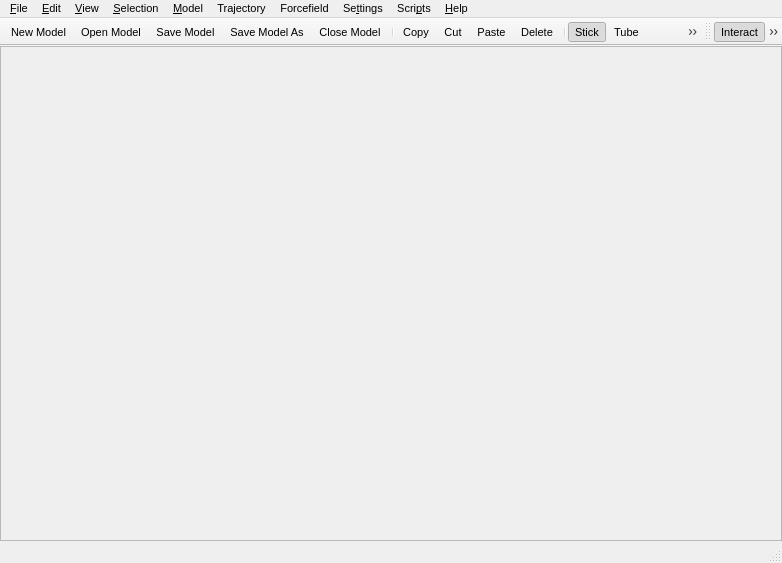
Before: the Qt Designer form src/gui/mainwindow.ui in trisyoungs/aten, drawn with Qt 5.
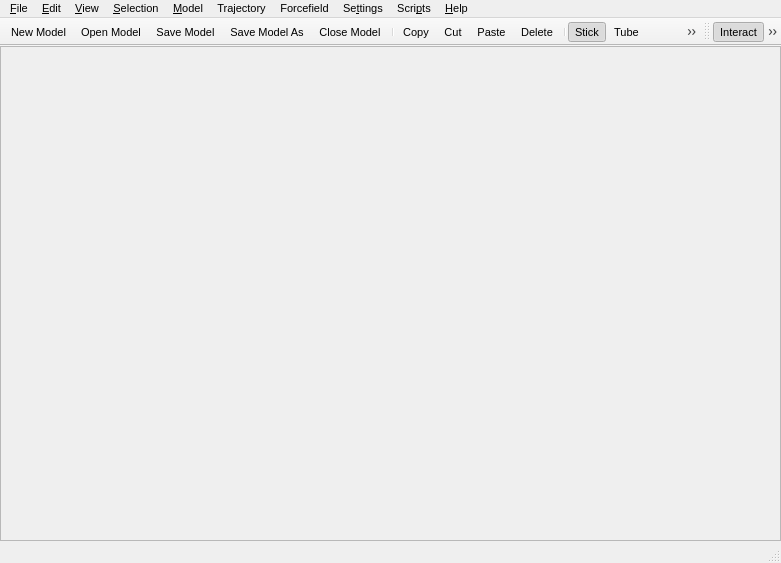
After: the same form once the commit is applied. Icons and pictures are not drawn.

```diff
--- a/src/gui/mainwindow.ui
+++ b/src/gui/mainwindow.ui
@@ -7,7 +7,7 @@
    <rect>
     <x>0</x>
     <y>0</y>
-    <width>782</width>
+    <width>781</width>
     <height>563</height>
    </rect>
   </property>
@@ -69,8 +69,8 @@
     <rect>
      <x>0</x>
      <y>0</y>
-     <width>782</width>
-     <height>18</height>
+     <width>781</width>
+     <height>21</height>
     </rect>
    </property>
    <widget class="QMenu" name="SettingsMenu">
```
Left out of the diff: 10 changed lines with no effect on the pictures.
